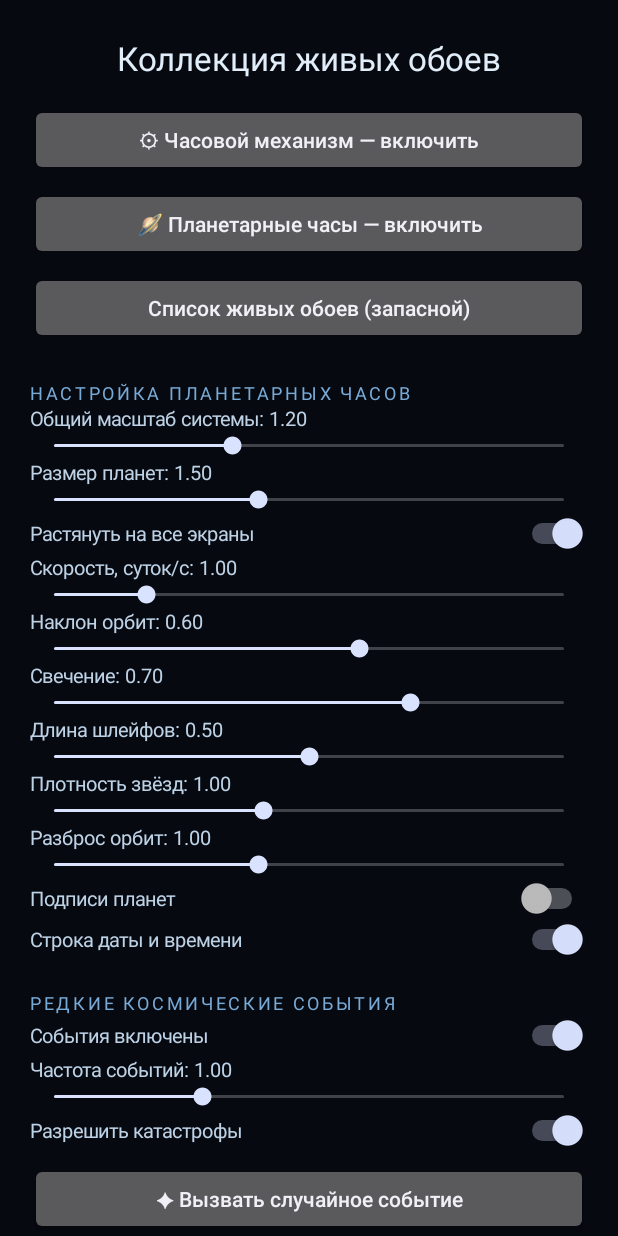
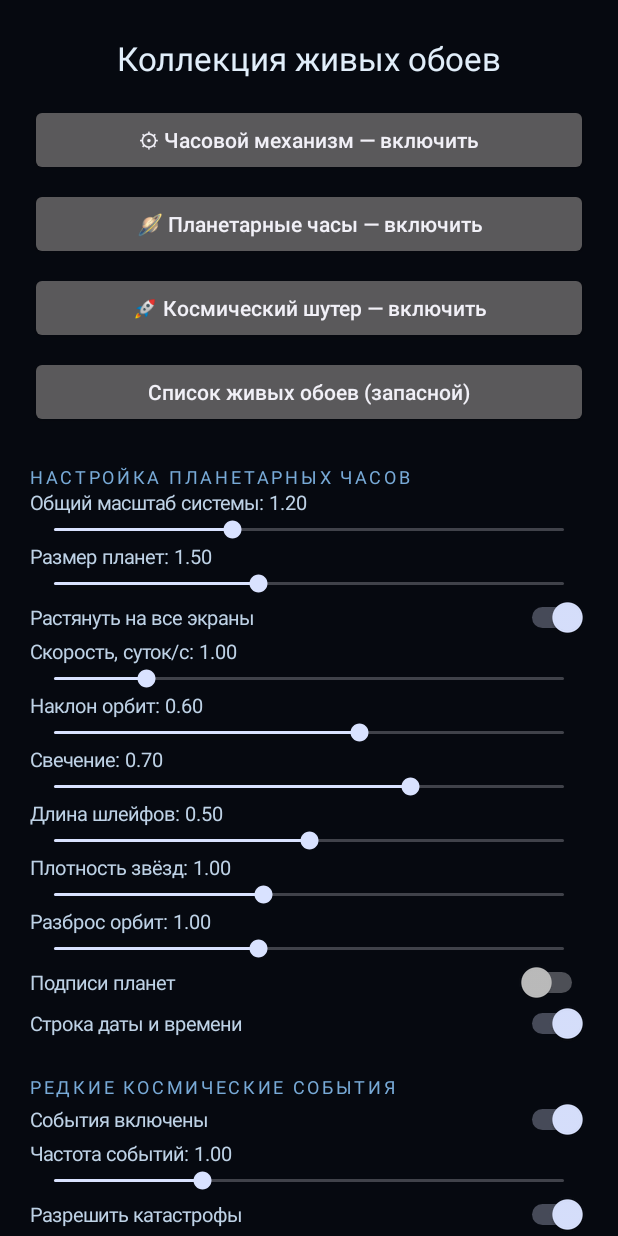
Before and after one commit to Radragast/Wallp, an Android app: the screen it shows after launch (MainActivity), on a phone screen of 412 x 824 dp. Run offline under Robolectric (Android 15) with nearby library versions, the phone set to English and light mode, and no system bars.

Commit message:
Update MainActivity.kt

```diff
--- a/app/src/main/java/com/example/gearwallpaper/MainActivity.kt
+++ b/app/src/main/java/com/example/gearwallpaper/MainActivity.kt
@@ -45,15 +45,14 @@ class MainActivity : Activity() {
         col.addView(space(dp(8)))
         col.addView(button("🪐 Планетарные часы — включить") { openPreview(OrreryWallpaperService::class.java) })
         col.addView(space(dp(8)))
+        col.addView(button("🚀 Космический шутер — включить") { openPreview(SpaceCombatWallpaperService::class.java) })
+        col.addView(space(dp(8)))
         col.addView(button("Список живых обоев (запасной)") { openChooser() })
 
         col.addView(space(dp(24)))
         col.addView(header("НАСТРОЙКА ПЛАНЕТАРНЫХ ЧАСОВ"))
-
-        // НОВЫЕ ПОЛЗУНКИ
         slider(col, "Общий масштаб системы", OrreryPrefs.SYSTEM_SCALE, 0.5f, 2.5f)
         slider(col, "Размер планет", OrreryPrefs.PLANET_SIZE, 0.5f, 3.0f)
-
         switch(col, "Растянуть на все экраны", OrreryPrefs.MULTI_SCREEN, true)
         slider(col, "Скорость, суток/с", OrreryPrefs.SPEED, 0.1f, 5f)
         slider(col, "Наклон орбит", OrreryPrefs.TILT, 0f, 1f)
```
